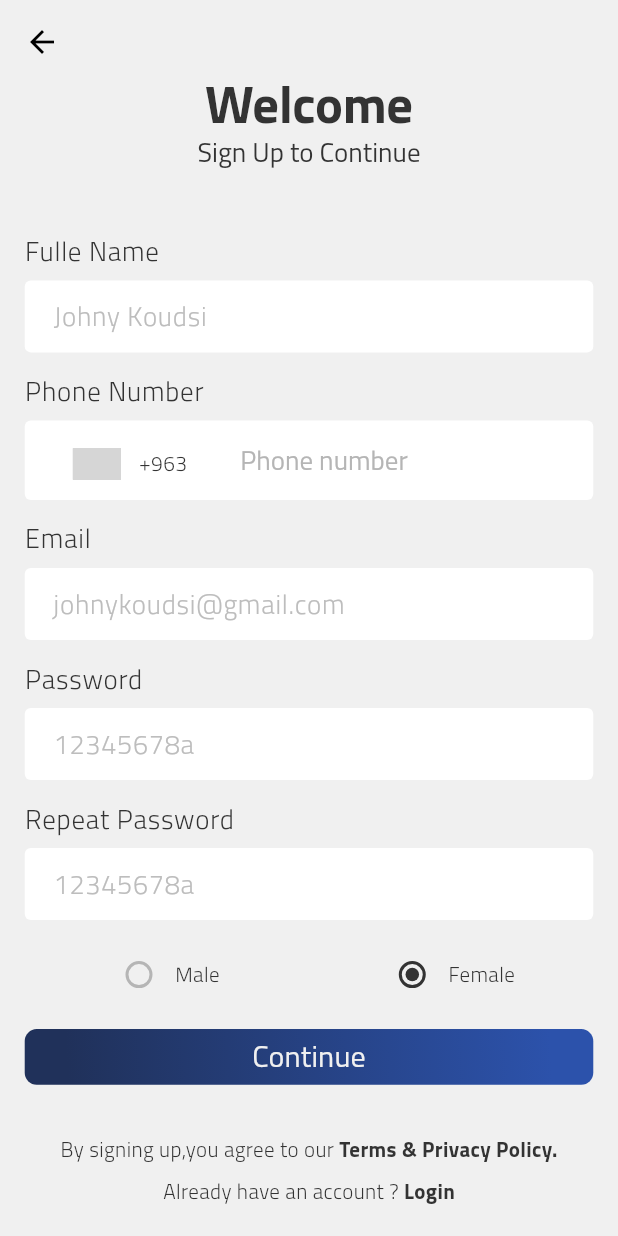
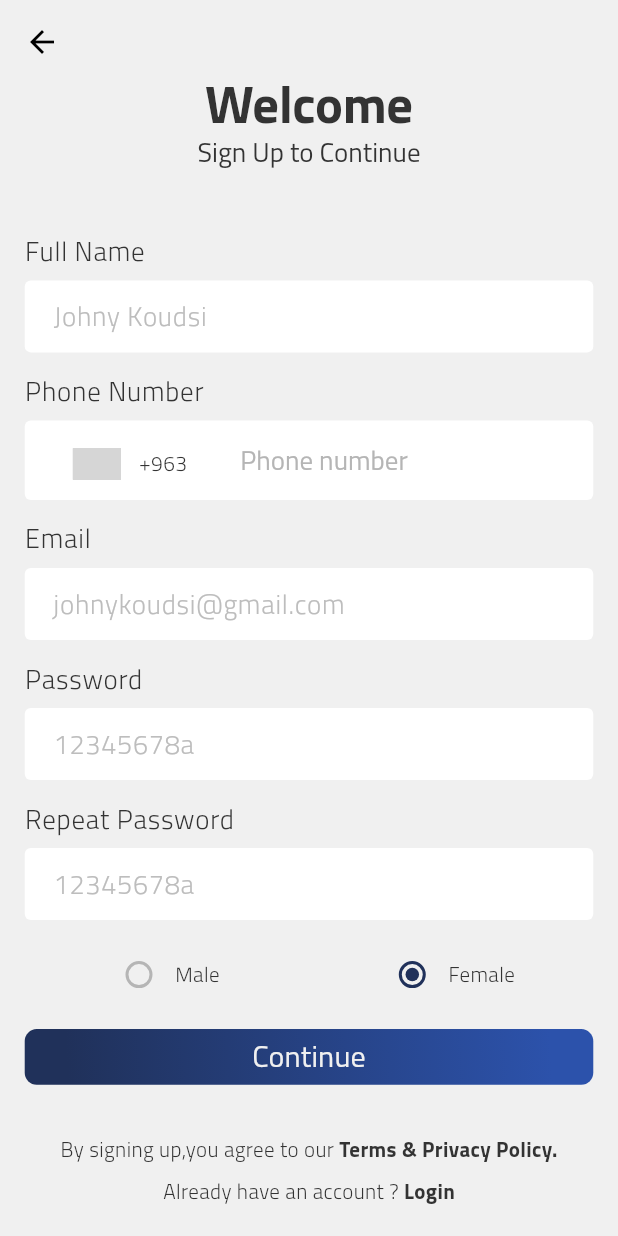
Before and after one commit to ihsan-git-1/Nostra-Casa-Real-Estate, a Flutter app: the SignUpScreen screen opened by its route, scrolled down 31 dp, on a phone screen of 412 x 824 dp. Run offline on Flutter 3.47's test engine with Material 2 defaults, Android fonts, the phone set to English and light mode, and no system bars; drawn by our look-alikes of intl_phone_number_input; our stand-ins replace bloc, easy_localization, equatable, flutter_bloc, flutter_svg, google_maps_flutter and 1 more; missing offline and left inert: google_maps_flutter_android, google_maps_flutter_platform_interface; project files that could hold a hidden picture were left out; grey boxes are pictures that could not be loaded.

```diff
--- a/lib/presentation/global_widgets/phone_number_field.dart
+++ b/lib/presentation/global_widgets/phone_number_field.dart
@@ -2,19 +2,18 @@ import 'package:flutter/material.dart';
 import 'package:intl_phone_number_input/intl_phone_number_input.dart';
 import 'package:nostra_casa/utility/app_style.dart';
 
-PhoneNumber phoneNumber = PhoneNumber(isoCode:"SY");
 class PhoneNumberField extends StatelessWidget {
   PhoneNumberField({
     required this.phoneNumberController,
+    required this.phoneNumber,
     Key? key,
   }) : super(key: key);
 
   TextEditingController phoneNumberController;
+  PhoneNumber phoneNumber;
 
   @override
   Widget build(BuildContext context) {
-    double getWidth = MediaQuery.of(context).size.width;
-    double getHeight = MediaQuery.of(context).size.height;
     return Container(
       padding: const EdgeInsets.only(left: 12),
       decoration: const BoxDecoration(
--- a/lib/presentation/login_screen/login_screen.dart
+++ b/lib/presentation/login_screen/login_screen.dart
@@ -73,7 +73,9 @@ class _LoginScreenState extends State<LoginScreen> {
                       ),
 
                       PhoneNumberField(
-                          phoneNumberController: phoneNumberController),
+                        phoneNumberController: phoneNumberController,
+                        phoneNumber: phoneNumber,
+                      ),
 
                       // password text field
                       SizedBox(
--- a/lib/presentation/signup/signup.dart
+++ b/lib/presentation/signup/signup.dart
@@ -3,8 +3,10 @@ import 'package:flutter/material.dart';
 import 'package:intl_phone_number_input/intl_phone_number_input.dart';
 import 'package:nostra_casa/presentation/global_widgets/custom_text_field.dart';
 import 'package:nostra_casa/presentation/global_widgets/phone_number_field.dart';
+import 'package:nostra_casa/utility/app_router.dart';
 import 'package:nostra_casa/utility/app_style.dart';
 
+import '../../utility/app_routes.dart';
 import '../global_widgets/elevated_button_widget.dart';
 
 class SignUpScreen extends StatefulWidget {
@@ -19,6 +21,7 @@ class SignUpScreen extends StatefulWidget {
 class _SignUpScreenState extends State<SignUpScreen> {
   static final GlobalKey<FormState> _key = GlobalKey<FormState>();
   TextEditingController phoneNumberController = TextEditingController();
+  PhoneNumber phoneNumber = PhoneNumber(isoCode: "SY");
   TextEditingController fullNameController = TextEditingController();
   TextEditingController emailController = TextEditingController();
   TextEditingController passwordController = TextEditingController();
@@ -65,7 +68,7 @@ class _SignUpScreenState extends State<SignUpScreen> {
                         CustomTextField(
                           hintText: 'Johny Koudsi',
                           passwordBool: false,
-                          label: "Fulle Name".tr(),
+                          label: "Full Name".tr(),
                           validator: (value) {
                             if (value == null || value.isEmpty) {
                               return "Name is required".tr();
@@ -83,7 +86,10 @@ class _SignUpScreenState extends State<SignUpScreen> {
                         const SizedBox(
                           height: 6,
                         ),
-                        PhoneNumberField(phoneNumberController: phoneNumberController),
+                        PhoneNumberField(
+                          phoneNumberController: phoneNumberController,
+                          phoneNumber: phoneNumber,
+                        ),
                         SizedBox(
                           height: heightBetweenFields,
                         ),
@@ -148,8 +154,8 @@ class _SignUpScreenState extends State<SignUpScreen> {
                             Row(
                               children: [
                                 Radio(
-                                    activeColor: AppStyle.blackColor,
-                                    focusColor: AppStyle.blackColor,
+                                    activeColor: AppStyle.darkBlueColor,
+                                    focusColor: AppStyle.darkBlueColor,
                                     value: 'male',
                                     groupValue: genderRadioValue,
                                     onChanged: (value) {
@@ -167,8 +173,8 @@ class _SignUpScreenState extends State<SignUpScreen> {
                             Row(
                               children: [
                                 Radio(
-                                    activeColor: AppStyle.blackColor,
-                                    focusColor: AppStyle.blackColor,
+                                    activeColor: AppStyle.darkBlueColor,
+                                    focusColor: AppStyle.darkBlueColor,
                                     value: 'female',
                                     groupValue: genderRadioValue,
                                     onChanged: (value) {
@@ -187,15 +193,16 @@ class _SignUpScreenState extends State<SignUpScreen> {
                         SizedBox(height: heightBetweenFields),
                         ElevatedButtonWidget(
                           title: 'Continue'.tr(),
-                          //gradientColor: AppStyle.darkBlueColor,
                           onPressed: () {
-                            if (_key.currentState!.validate()) {}
+                            if (_key.currentState!.validate()) {
+                              // todo : add sign up event
+                            }
                           },
                         ),
                         SizedBox(height: screenHeight * 0.04),
                         GestureDetector(
                           onTap: () {
-                            Navigator.of(context).pushNamed('/policy');
+                            Navigator.of(context).pushNamed(AppRoutes.policy);
                           },
                           child: Row(
                             mainAxisAlignment: MainAxisAlignment.center,
@@ -214,7 +221,7 @@ class _SignUpScreenState extends State<SignUpScreen> {
                         ),
                         GestureDetector(
                           onTap: () {
-                            Navigator.of(context).pushReplacementNamed('/login');
+                            Navigator.of(context).pushReplacementNamed(AppRoutes.login);
                           },
                           child: Padding(
                             padding: const EdgeInsets.all(8.0),
--- a/lib/utility/app_assets.dart
+++ b/lib/utility/app_assets.dart
@@ -5,7 +5,7 @@ class AppAssets{
   static const mkbr = "assets/images/mkbr.svg";
   static const mapLocation = "assets/images/map-location.svg";
   static const houseAdd = "assets/images/house-add.svg";
-  static const heart = "assets/images/heart.svg";
+  static const heart = "assets/images/fav.svg";
   static const more = "assets/images/more.svg";
   static const welcome = "assets/images/welc.jpg";
 
--- a/lib/utility/app_router.dart
+++ b/lib/utility/app_router.dart
@@ -1,32 +1,32 @@
 import 'package:flutter/material.dart';
 import 'package:nostra_casa/presentation/signup/signup.dart';
+import 'package:nostra_casa/presentation/verification_screen/code_verification_screen.dart';
 import 'package:nostra_casa/presentation/welcome/welcome.dart';
 import '../presentation/bottom_nav_bar/bottom_nav_bar.dart';
 import '../presentation/login_screen/login_screen.dart';
 import '../presentation/policy.dart';
 import 'app_routes.dart';
 
-
 class AppRouter {
-
   Route? onGenerateRoute(RouteSettings settings) {
     return MaterialPageRoute(builder: (context) {
-
       switch (settings.name) {
-
         case AppRoutes.welcome:
           return const WelcomeScreen();
 
         case AppRoutes.policy:
-          return  Policy(title: 'Usage and Privacy Policy');
+          return Policy(title: 'Usage and Privacy Policy');
         case AppRoutes.signup:
           return const SignUpScreen(title: 'Welcome');
 
-          case AppRoutes.bottomNavBar:
+        case AppRoutes.bottomNavBar:
           return const BottomNavBar();
 
         case AppRoutes.login:
           return const LoginScreen();
+
+        case AppRoutes.verificationCode:
+          return CodeVerificationScreenPage(phoneNumber: "+945057206");
 
         default:
           return const Scaffold(
@@ -40,6 +40,4 @@ class AppRouter {
       }
     });
   }
-
-
 }
--- a/lib/utility/app_routes.dart
+++ b/lib/utility/app_routes.dart
@@ -7,6 +7,9 @@ class AppRoutes {
   static const String bottomNavBar ="/bottom_nav";
   static const String signup ="/signup";
   static const String login ="/login";
+  static const String verificationCode ="/verification";
+
+
 
 
 
--- a/pubspec.yaml
+++ b/pubspec.yaml
@@ -24,6 +24,7 @@ dependencies:
   google_maps_flutter: ^2.3.0
   google_maps_flutter_android: ^2.4.13
   intl_phone_number_input: ^0.7.2
+  pinput: ^2.2.21
 
 
 dev_dependencies:
```
Also changed, not shown: lib/presentation/verification_screen/code_verification_screen.dart (added, +138 -0 lines), lib/presentation/verification_screen/widgets/pinInutWidget.dart (added, +40 -0 lines), assets/images/fav.svg (added), assets/images/heart.svg (deleted), pubspec.lock.
